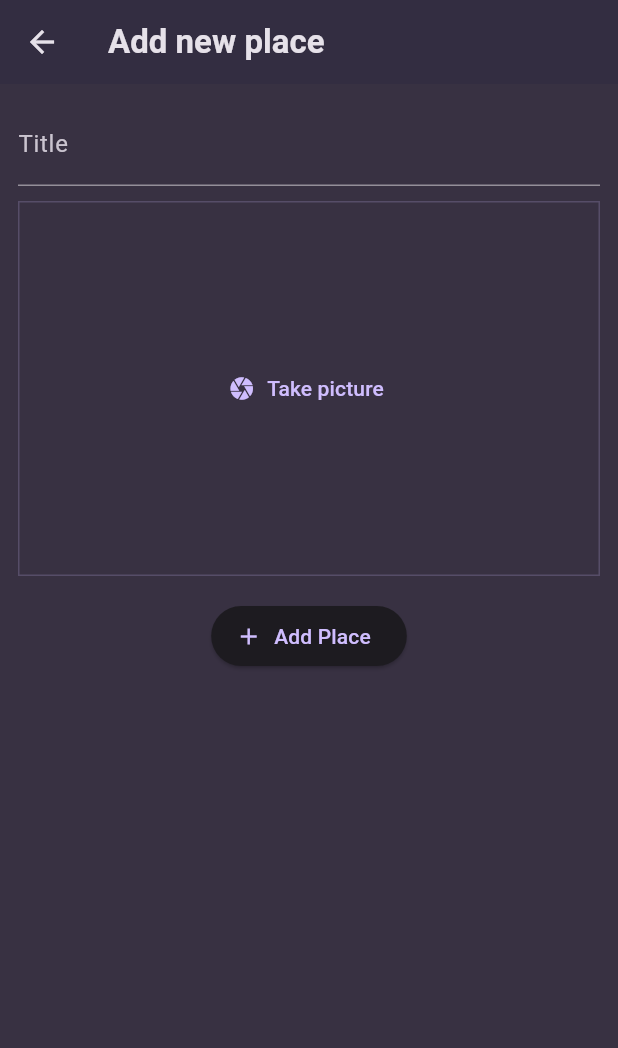
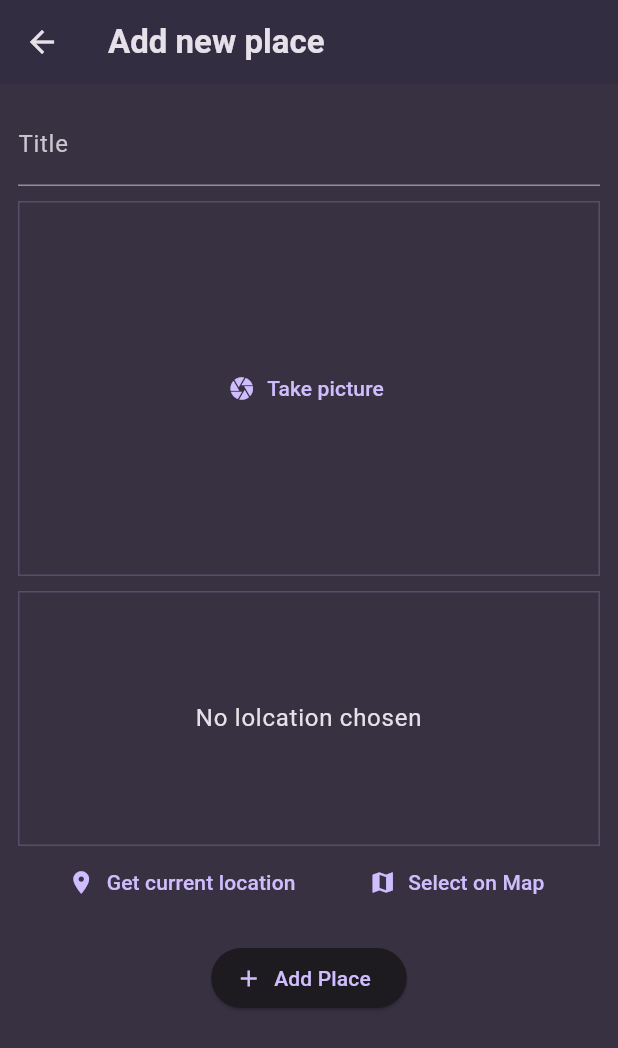
Before and after one commit to dlipkumar77/favorite_places, a Flutter app: the AddPlaceScreen screen opened directly, on a phone screen of 412 x 824 dp. Shown: the top 1048 px of the screen. Run offline on Flutter 3.47's test engine with Material 3 defaults, Android fonts, the phone set to English and light mode, and no system bars; our stand-ins replace flutter_riverpod, google_fonts, image_picker.

Commit message:
Adding location package & basic designs

```diff
--- a/lib/screens/add_place.dart
+++ b/lib/screens/add_place.dart
@@ -1,9 +1,9 @@
 import 'dart:io';
-
 import 'package:flutter/material.dart';
 import 'package:flutter_riverpod/flutter_riverpod.dart';
 import '/providers/user_places.dart';
 import '/widgets/image_input.dart';
+import '/widgets/location_input.dart';
 
 class AddPlaceScreen extends ConsumerStatefulWidget {
   const AddPlaceScreen({super.key});
@@ -61,6 +61,10 @@ class _AddPlaceScreenState extends ConsumerState<AddPlaceScreen> {
               },
             ),
             SizedBox(
+              height: 10,
+            ),
+            LocationInput(),
+            SizedBox(
               height: 16,
             ),
             ElevatedButton.icon(
--- a/lib/widgets/image_input.dart
+++ b/lib/widgets/image_input.dart
@@ -7,7 +7,7 @@ class ImageInput extends StatefulWidget {
   final void Function(File image) onPicKImage;
 
   @override
-  State<StatefulWidget> createState() {
+  State<ImageInput> createState() {
     return _ImageInputState();
   }
 }
--- /dev/null
+++ b/lib/widgets/location_input.dart
@@ -0,0 +1,53 @@
+import 'package:flutter/material.dart';
+
+class LocationInput extends StatefulWidget {
+  const LocationInput({super.key});
+  @override
+  State<LocationInput> createState() {
+    return _LocationInputState();
+  }
+}
+
+class _LocationInputState extends State<LocationInput> {
+  @override
+  Widget build(BuildContext context) {
+    return Column(
+      children: [
+        Container(
+          alignment: Alignment.center,
+          height: 170,
+          width: double.infinity,
+          decoration: BoxDecoration(
+            border: Border.all(
+              width: 1,
+              color:
+                  Theme.of(context).colorScheme.primary.withValues(alpha: 0.2),
+            ),
+          ),
+          child: Text(
+            'No lolcation chosen',
+            textAlign: TextAlign.center,
+            style: Theme.of(context).textTheme.bodyLarge!.copyWith(
+                  color: Theme.of(context).colorScheme.onSurface,
+                ),
+          ),
+        ),
+        Row(
+          mainAxisAlignment: MainAxisAlignment.spaceEvenly,
+          children: [
+            TextButton.icon(
+              onPressed: () {},
+              icon: Icon(Icons.location_on),
+              label: Text('Get current location'),
+            ),
+            TextButton.icon(
+              onPressed: () {},
+              icon: Icon(Icons.map),
+              label: Text('Select on Map'),
+            ),
+          ],
+        ),
+      ],
+    );
+  }
+}
--- a/pubspec.yaml
+++ b/pubspec.yaml
@@ -38,6 +38,7 @@ dependencies:
   uuid: ^4.5.1
   flutter_riverpod: ^2.6.1
   image_picker: ^1.1.2
+  location: ^8.0.0
 
 dev_dependencies:
   flutter_test:
```
Also changed, not shown: pubspec.lock, 1 other file.
